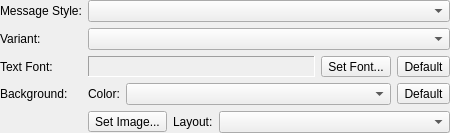
Before: the Qt Designer form trunk/src/plugins/adiummessagestyle/adiumoptionswidget.ui in vacuum-im/vacuum-im, drawn with Qt 5.
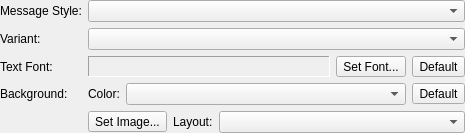
After: the same form once the commit is applied.

What changed in the file:
```diff
--- a/trunk/src/plugins/adiummessagestyle/adiumoptionswidget.ui
+++ b/trunk/src/plugins/adiummessagestyle/adiumoptionswidget.ui
@@ -6,11 +6,11 @@
    <rect>
     <x>0</x>
     <y>0</y>
-    <width>450</width>
-    <height>130</height>
+    <width>465</width>
+    <height>129</height>
    </rect>
   </property>
-  <layout class="QFormLayout" name="formLayout">
+  <layout class="QGridLayout" name="gridLayout">
    <property name="margin">
     <number>0</number>
    </property>
```
